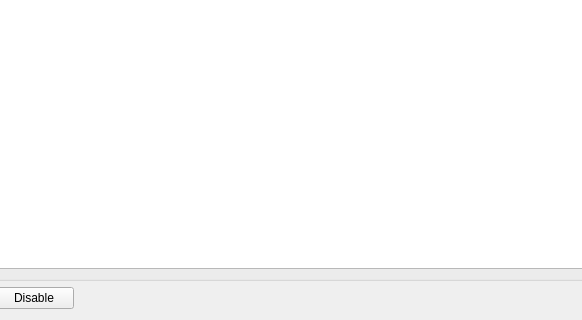
This is gui/VolumesComputationsDialog.ui in UCLM-PAFyC/VolumeTimeSeries as Qt 5 draws it before an edit; both pictures show x 368 to 950 and y 134 to 454 of the 1212 by 454 pixel window. The edited form follows.
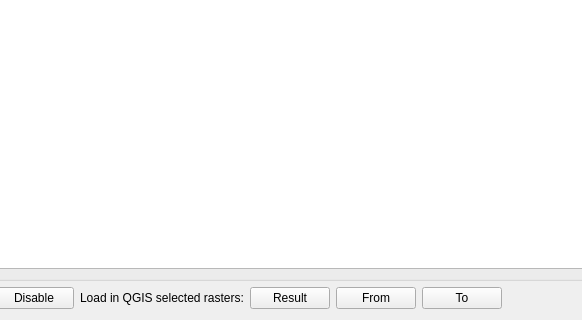
This is the edited form.

```diff
--- a/gui/VolumesComputationsDialog.ui
+++ b/gui/VolumesComputationsDialog.ui
@@ -160,6 +160,34 @@
        </property>
       </widget>
      </item>
+     <item>
+      <widget class="QLabel" name="loadInQgisLabel">
+       <property name="text">
+        <string>Load in QGIS selected rasters:</string>
+       </property>
+      </widget>
+     </item>
+     <item>
+      <widget class="QPushButton" name="loadInQgisResultPushButton">
+       <property name="text">
+        <string>Result</string>
+       </property>
+      </widget>
+     </item>
+     <item>
+      <widget class="QPushButton" name="loadInQgisFromPushButton">
+       <property name="text">
+        <string>From</string>
+       </property>
+      </widget>
+     </item>
+     <item>
+      <widget class="QPushButton" name="loadInQgisToPushButton">
+       <property name="text">
+        <string>To</string>
+       </property>
+      </widget>
+     </item>
      <item>
       <spacer name="horizontalSpacer_3">
        <property name="orientation">
```
